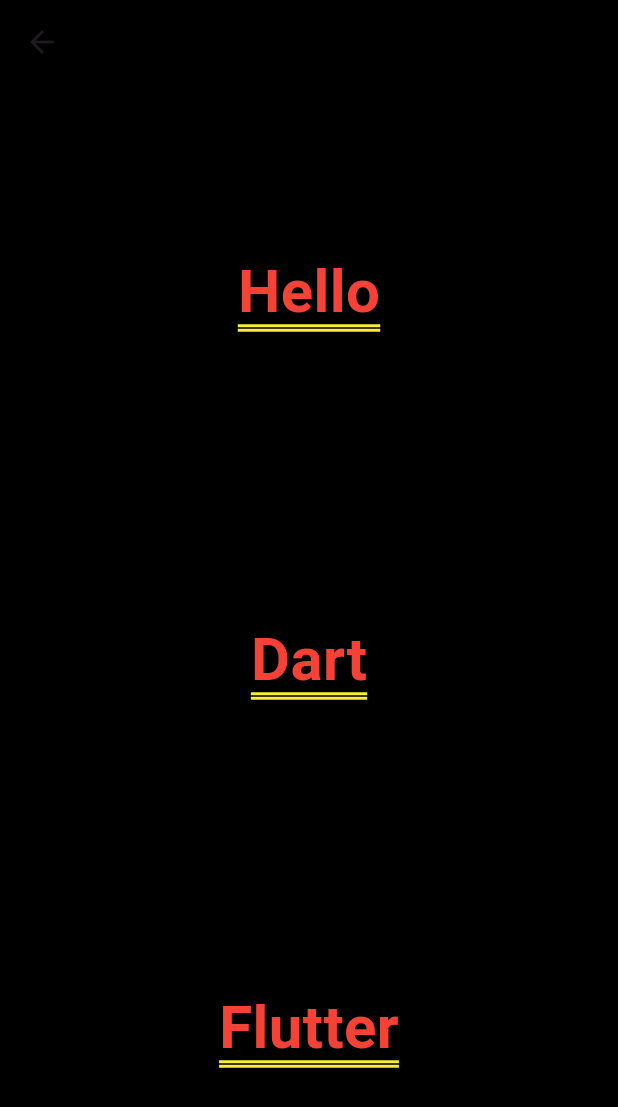
After one commit to shahmoksh22/Flutter, a Flutter app: the screen it shows after launch, after a tap on "Lab Work 4.1", on a phone screen of 412 x 824 dp. The commit adds this screen. Shown: the top 1107 px of the screen. Run offline on Flutter 3.47's test engine with Material 3 defaults, Android fonts, the phone set to English and light mode, and no system bars; our stand-ins replace flutter_rating_bar.

Commit message:
LabWork4.1
LabWork4.1

```diff
--- /dev/null
+++ b/ui_demo/lib/LabWork4.1.dart
@@ -0,0 +1,136 @@
+import 'package:flutter/cupertino.dart';
+import 'package:flutter/material.dart';
+
+class LabWork81 extends StatefulWidget {
+  const LabWork81({Key? key}) : super(key: key);
+
+  @override
+  State<LabWork81> createState() => _LabWork81State();
+}
+
+class _LabWork81State extends State<LabWork81> {
+  @override
+  Widget build(BuildContext context) {
+    return SafeArea(
+      child: Scaffold(
+        appBar: AppBar(
+          backgroundColor: Colors.black,
+        ),
+        body: Container(
+          padding: EdgeInsets.all(16.0),
+          color: Colors.black,// Add padding for spacing
+          child: Column(
+            crossAxisAlignment: CrossAxisAlignment.stretch,
+            mainAxisAlignment: MainAxisAlignment.center,
+            children: [
+              Expanded(
+                child: Center(
+                  child: Stack(
+                    children: [
+                      Text(
+                        'Hello',
+                        style: TextStyle(
+                          fontSize: 40.0,
+                          color: Colors.red,
+                          fontWeight: FontWeight.bold
+                        ),
+                      ),
+                      Positioned(
+                        left: 0,
+                        right: 0,
+                        bottom: 2, // Adjust underline distance from text
+                        child: Container(
+                          height: 2, // Height of the underline
+                          color: Colors.yellow,
+                          // Color of the underline
+                        ),
+                      ),
+                      Positioned(
+                        left: 0,
+                        right: 0,
+                        bottom: 5, // Adjust distance between underlines
+                        child: Container(
+                          height: 2, // Height of the underline
+                          color: Colors.yellow, // Color of the underline
+                        ),
+                      ),
+                    ],
+                  ),
+                ),
+              ),
+              Expanded(
+                child: Center(
+                  child: Stack(
+                    children: [
+                      Text(
+                        'Dart',
+                        style: TextStyle(
+                          fontSize: 40.0,
+                          color: Colors.red,
+                            fontWeight: FontWeight.bold
+                        ),
+                      ),
+                      Positioned(
+                        left: 0,
+                        right: 0,
+                        bottom: 2, // Adjust underline distance from text
+                        child: Container(
+                          height: 2, // Height of the underline
+                          color: Colors.yellow, // Color of the underline
+                        ),
+                      ),
+                      Positioned(
+                        left: 0,
+                        right: 0,
+                        bottom: 5, // Adjust distance between underlines
+                        child: Container(
+                          height: 2, // Height of the underline
+                          color: Colors.yellow, // Color of the underline
+                        ),
+                      ),
+                    ],
+                  ),
+                ),
+              ),
+              Expanded(
+                child: Center(
+                  child: Stack(
+                    children: [
+                      Text(
+                        'Flutter',
+                        style: TextStyle(
+                          fontSize: 40.0,
+                          color: Colors.red,
+                            fontWeight: FontWeight.bold
+
+                        ),
+                      ),
+                      Positioned(
+                        left: 0,
+                        right: 0,
+                        bottom: 2, // Adjust underline distance from text
+                        child: Container(
+                          height: 2, // Height of the underline
+                          color: Colors.yellow, // Color of the underline
+                        ),
+                      ),
+                      Positioned(
+                        left: 0,
+                        right: 0,
+                        bottom: 5, // Adjust distance between underlines
+                        child: Container(
+                          height: 2, // Height of the underline
+                          color: Colors.yellow, // Color of the underline
+                        ),
+                      ),
+                    ],
+                  ),
+                ),
+              ),
+            ],
+          ),
+        ),
+      ),
+    );
+  }
+}
--- a/ui_demo/lib/MainMenu.dart
+++ b/ui_demo/lib/MainMenu.dart
@@ -1,4 +1,5 @@
 import 'package:flutter/material.dart';
+import 'package:ui_demo/LabWork4.1.dart';
 import 'package:ui_demo/LabWork8.1/MainMenu.dart';
 import 'package:ui_demo/LabWork8.2/MainMenu.dart';
 import 'package:ui_demo/LabWork8.4/MainMenu.dart';
@@ -66,6 +67,15 @@ class _MainMenuState extends State<MainMenu> {
                   //   MaterialPageRoute(builder: (context) => LabWorkChapter2Work2()),
                   // );
                   print('Clicked Lab Work 2.4');
+                },
+              ),ListTile(
+                title: Text('Lab Work 4.1'),
+                onTap: () {
+                  Navigator.push(
+                    context,
+                    MaterialPageRoute(builder: (context) => LabWork81()),
+                  );
+                  print('Clicked Lab Work 4.1');
                 },
               ),
               ListTile(
```
Also changed, not shown: 1 other file.
